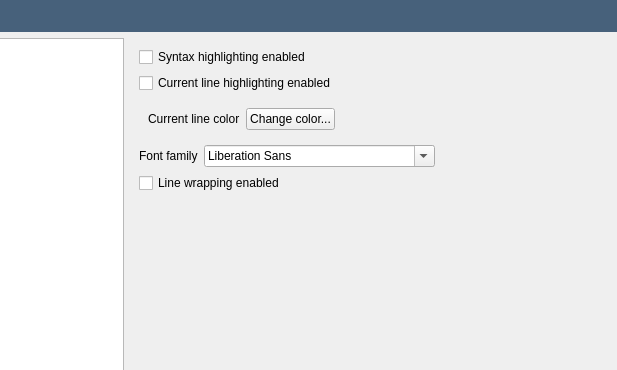
The window that src/openfluid/ui/common/PreferencesDialog.ui (OpenFLUID/openfluid) describes before a commit, drawn with Qt 5; both pictures show x 203 to 820 and y 0 to 370 of the 820 by 530 pixel window.
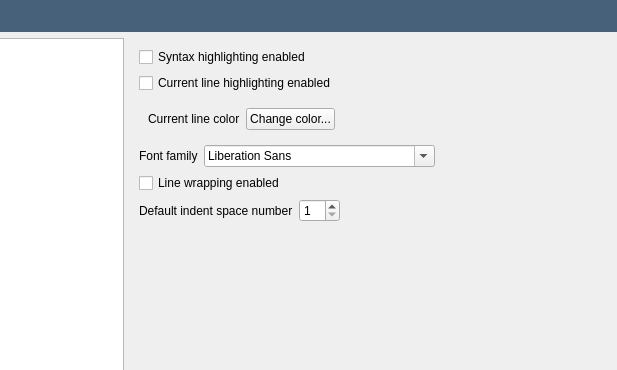
The same window after the commit. Custom widgets are drawn as their Qt base class.

Commit message: Add Indent space number in the Preferences of Text edit

```diff
--- a/src/openfluid/ui/common/PreferencesDialog.ui
+++ b/src/openfluid/ui/common/PreferencesDialog.ui
@@ -765,6 +765,40 @@
            </property>
           </widget>
          </item>
+         <item>
+          <layout class="QHBoxLayout" name="horizontalLayout_10">
+           <item>
+            <widget class="QLabel" name="label_12">
+             <property name="text">
+              <string>Default indent space number</string>
+             </property>
+            </widget>
+           </item>
+           <item>
+            <widget class="QSpinBox" name="IndentSpaceNbSpinBox">
+             <property name="minimum">
+              <number>1</number>
+             </property>
+             <property name="maximum">
+              <number>10</number>
+             </property>
+            </widget>
+           </item>
+           <item>
+            <spacer name="horizontalSpacer_6">
+             <property name="orientation">
+              <enum>Qt::Horizontal</enum>
+             </property>
+             <property name="sizeHint" stdset="0">
+              <size>
+               <width>40</width>
+               <height>20</height>
+              </size>
+             </property>
+            </spacer>
+           </item>
+          </layout>
+         </item>
          <item>
           <spacer name="verticalSpacer_5">
            <property name="orientation">
```
The commit also changes 2 other files.
